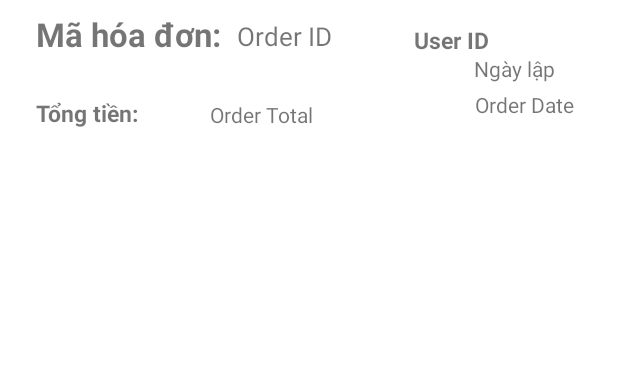
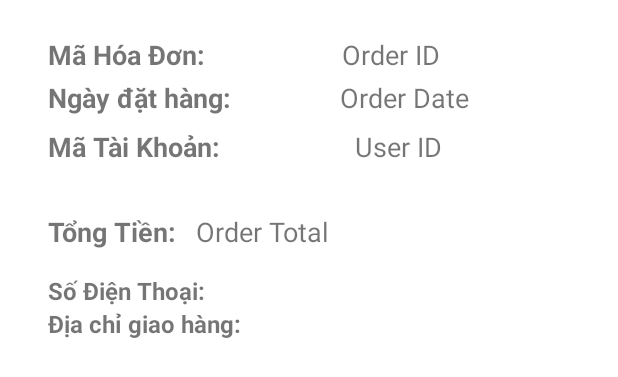
Before and after one commit to TrungK2Tan/QLyCH, an Android app: the layout item_order.xml on its own in the app's theme, with its tools: preview values and no code run, on a phone screen of 412 x 824 dp. Shown: the top 377 px of the screen. Run offline under Robolectric (Android 15) with nearby library versions, the phone set to English and light mode, and no system bars.

Commit message:
update fix new admin order ne

```diff
--- a/app/src/main/java/com/example/quanlych/adapter/OrderAdapter.kt
+++ b/app/src/main/java/com/example/quanlych/adapter/OrderAdapter.kt
@@ -15,7 +15,11 @@ class OrderAdapter(private var orders: List<Order>) : RecyclerView.Adapter<Order
             binding.txtOrderId.text = order.id.toString()
             binding.txtOrderDate.text = order.date
             binding.txtOrderTotal.text = NumberFormat.getInstance().format(order.total) + " đ"
-            binding.txtUserId.text = "Ma Tai Khoan: " + order.userId.toString() // Hiển thị userId
+            binding.txtUserId.text = order.userId.toString() // Hiển thị userId
+            // Display phone and address
+            binding.txtOrderPhone.text = "Số điện thoại : ${order.phone}"
+            binding.txtOrderAddress.text = "Địa chỉ: ${order.address}"
+
             // Set up the RecyclerView for order details
             binding.recyclerViewOrderDetails.layoutManager = LinearLayoutManager(binding.root.context)
             binding.recyclerViewOrderDetails.adapter = OrderDetailAdapter(order.orderDetails)
--- a/app/src/main/res/layout/item_order.xml
+++ b/app/src/main/res/layout/item_order.xml
@@ -6,112 +6,142 @@
     android:layout_width="match_parent"
     android:layout_height="wrap_content"
     android:orientation="vertical"
-    android:padding="8dp">
+    android:padding="16dp">
 
+    <!-- Order ID and Date -->
     <androidx.constraintlayout.widget.ConstraintLayout
         android:layout_width="match_parent"
-        android:layout_height="match_parent">
+        android:layout_height="wrap_content">
 
         <TextView
-            android:id="@+id/textView6"
+            android:id="@+id/textViewOrderId"
             android:layout_width="wrap_content"
             android:layout_height="wrap_content"
+            android:text="Mã Hóa Đơn: "
+            android:textSize="18sp"
+            android:textStyle="bold"
             android:layout_marginStart="16dp"
-            android:text="Tổng tiền: "
-            android:textSize="15dp"
-            android:textStyle="bold"
-            app:layout_constraintBottom_toBottomOf="parent"
+            android:layout_marginTop="8dp"
             app:layout_constraintStart_toStartOf="parent"
-            app:layout_constraintTop_toBottomOf="@+id/recyclerViewOrderDetails"
-            app:layout_constraintVertical_bias="1.0" />
-
-        <androidx.recyclerview.widget.RecyclerView
-            android:id="@+id/recyclerViewOrderDetails"
-            android:layout_width="match_parent"
-            android:layout_height="wrap_content"
-            android:layout_marginTop="29dp"
-            android:paddingTop="8dp"
-            app:layout_constraintEnd_toEndOf="parent"
-            app:layout_constraintStart_toStartOf="parent"
-            app:layout_constraintTop_toTopOf="parent" />
-
-        <TextView
-            android:id="@+id/txtOrderTotal"
-            android:layout_width="104dp"
-            android:layout_height="19dp"
-            android:text="Order Total"
-            app:layout_constraintBottom_toBottomOf="parent"
-            app:layout_constraintEnd_toEndOf="parent"
-            app:layout_constraintHorizontal_bias="0.451"
-            app:layout_constraintStart_toStartOf="parent"
-            app:layout_constraintTop_toBottomOf="@+id/recyclerViewOrderDetails"
-            app:layout_constraintVertical_bias="1.0" />
-
-        <androidx.constraintlayout.widget.ConstraintLayout
-            android:id="@+id/constraintLayout2"
-            android:layout_width="match_parent"
-            android:layout_height="match_parent">
-
-            <TextView
-                android:id="@+id/textView"
-                android:layout_width="134dp"
-                android:layout_height="28dp"
-                android:layout_marginStart="16dp"
-                android:text="Mã hóa đơn: "
-                android:textSize="22dp"
-                android:textStyle="bold"
-                app:layout_constraintBottom_toTopOf="@+id/recyclerViewOrderDetails"
-                app:layout_constraintStart_toStartOf="parent"
-                app:layout_constraintTop_toTopOf="parent"
-                app:layout_constraintVertical_bias="0.111" />
+            app:layout_constraintTop_toTopOf="parent"/>
 
         <TextView
             android:id="@+id/txtOrderId"
-                android:layout_width="250dp"
-                android:layout_height="24dp"
-                android:layout_marginTop="4dp"
+            android:layout_width="wrap_content"
+            android:layout_height="wrap_content"
             android:text="Order ID"
-                android:textSize="17dp"
+            android:textSize="18sp"
+            app:layout_constraintStart_toEndOf="@id/textViewOrderId"
+            app:layout_constraintTop_toTopOf="@id/textViewOrderId"
             app:layout_constraintEnd_toEndOf="parent"
-                app:layout_constraintHorizontal_bias="0.0"
-                app:layout_constraintStart_toEndOf="@+id/textView"
-                app:layout_constraintTop_toTopOf="parent" />
+            android:layout_marginEnd="16dp"/>
 
         <TextView
-                android:id="@+id/textView4"
-                android:layout_width="71dp"
-                android:layout_height="24dp"
-                android:layout_marginStart="308dp"
-                android:text="Ngày lập"
-                app:layout_constraintBottom_toBottomOf="parent"
+            android:id="@+id/textViewOrderDate"
+            android:layout_width="wrap_content"
+            android:layout_height="wrap_content"
+            android:text="Ngày đặt hàng: "
+            android:textSize="18sp"
+            android:textStyle="bold"
+            android:layout_marginStart="16dp"
+            android:layout_marginTop="4dp"
             app:layout_constraintStart_toStartOf="parent"
-                app:layout_constraintTop_toBottomOf="@+id/textView"
-                app:layout_constraintVertical_bias="0.0" />
+            app:layout_constraintTop_toBottomOf="@id/textViewOrderId"/>
 
         <TextView
             android:id="@+id/txtOrderDate"
-                android:layout_width="87dp"
-                android:layout_height="26dp"
-                android:layout_marginStart="308dp"
+            android:layout_width="wrap_content"
+            android:layout_height="wrap_content"
             android:text="Order Date"
+            android:textSize="18sp"
+            app:layout_constraintStart_toEndOf="@id/textViewOrderDate"
+            app:layout_constraintTop_toTopOf="@id/textViewOrderDate"
             app:layout_constraintEnd_toEndOf="parent"
-                app:layout_constraintHorizontal_bias="0.986"
+            android:layout_marginEnd="16dp"/>
+
+        <TextView
+            android:id="@+id/textViewUserId"
+            android:layout_width="wrap_content"
+            android:layout_height="wrap_content"
+            android:text="Mã Tài Khoản: "
+            android:textSize="18sp"
+            android:textStyle="bold"
+            android:layout_marginStart="16dp"
+            android:layout_marginTop="8dp"
             app:layout_constraintStart_toStartOf="parent"
-                app:layout_constraintTop_toBottomOf="@+id/textView4" />
+            app:layout_constraintTop_toBottomOf="@id/textViewOrderDate"/>
 
         <TextView
             android:id="@+id/txtUserId"
             android:layout_width="wrap_content"
             android:layout_height="wrap_content"
-                android:layout_marginStart="268dp"
             android:text="User ID"
-                android:textSize="15sp"
-                android:textStyle="bold"
-                app:layout_constraintBottom_toBottomOf="parent"
-                app:layout_constraintStart_toStartOf="parent"
-                app:layout_constraintTop_toTopOf="parent"
-                app:layout_constraintVertical_bias="0.137" />
-        </androidx.constraintlayout.widget.ConstraintLayout>
+            android:textSize="18sp"
+            app:layout_constraintStart_toEndOf="@id/textViewUserId"
+            app:layout_constraintTop_toTopOf="@id/textViewUserId"
+            app:layout_constraintEnd_toEndOf="parent"
+            android:layout_marginEnd="16dp"/>
+
     </androidx.constraintlayout.widget.ConstraintLayout>
 
+    <!-- RecyclerView for Order Details -->
+    <androidx.recyclerview.widget.RecyclerView
+        android:id="@+id/recyclerViewOrderDetails"
+        android:layout_width="match_parent"
+        android:layout_height="wrap_content"
+        android:layout_marginTop="16dp"/>
+
+    <!-- Total Amount -->
+    <LinearLayout
+        android:layout_width="match_parent"
+        android:layout_height="wrap_content"
+        android:orientation="horizontal"
+        android:layout_marginTop="16dp">
+
+        <TextView
+            android:id="@+id/textViewTotal"
+            android:layout_width="wrap_content"
+            android:layout_height="wrap_content"
+            android:text="Tổng Tiền: "
+            android:textSize="18sp"
+            android:textStyle="bold"
+            android:layout_marginStart="16dp"/>
+
+        <TextView
+            android:id="@+id/txtOrderTotal"
+            android:layout_width="wrap_content"
+            android:layout_height="wrap_content"
+            android:text="Order Total"
+            android:textSize="18sp"
+            android:layout_marginStart="8dp"/>
+
     </LinearLayout>
+
+    <!-- Phone and Address -->
+    <LinearLayout
+        android:layout_width="match_parent"
+        android:layout_height="wrap_content"
+        android:orientation="vertical"
+        android:layout_marginTop="16dp">
+
+        <TextView
+            android:id="@+id/txtOrderPhone"
+            android:layout_width="wrap_content"
+            android:layout_height="wrap_content"
+            android:text="Số Điện Thoại: "
+            android:textSize="16sp"
+            android:textStyle="bold"
+            android:layout_marginStart="16dp"/>
+
+        <TextView
+            android:id="@+id/txtOrderAddress"
+            android:layout_width="wrap_content"
+            android:layout_height="wrap_content"
+            android:text="Địa chỉ giao hàng: "
+            android:textSize="16sp"
+            android:textStyle="bold"
+            android:layout_marginStart="16dp"/>
+
+    </LinearLayout>
+
+</LinearLayout>
```
Lines whose indentation alone changed are shown as unchanged.
